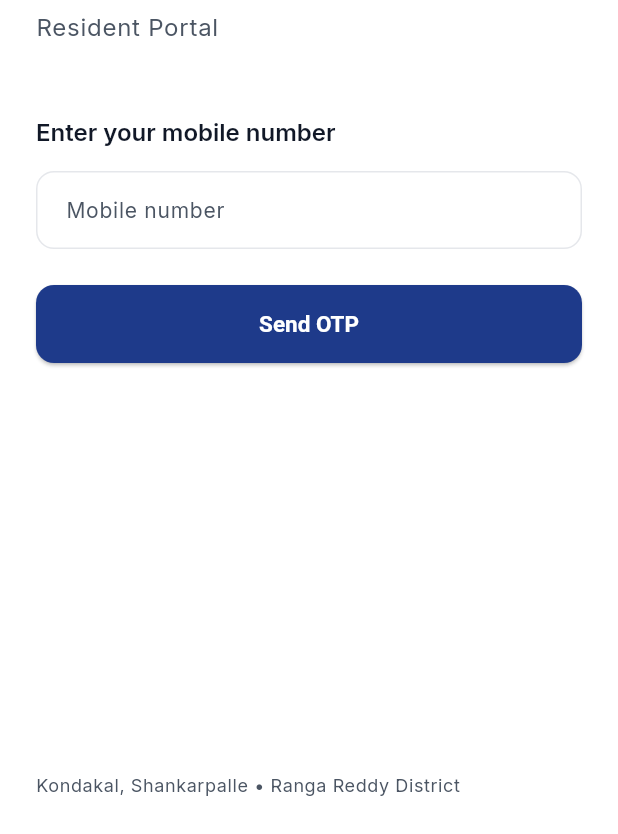
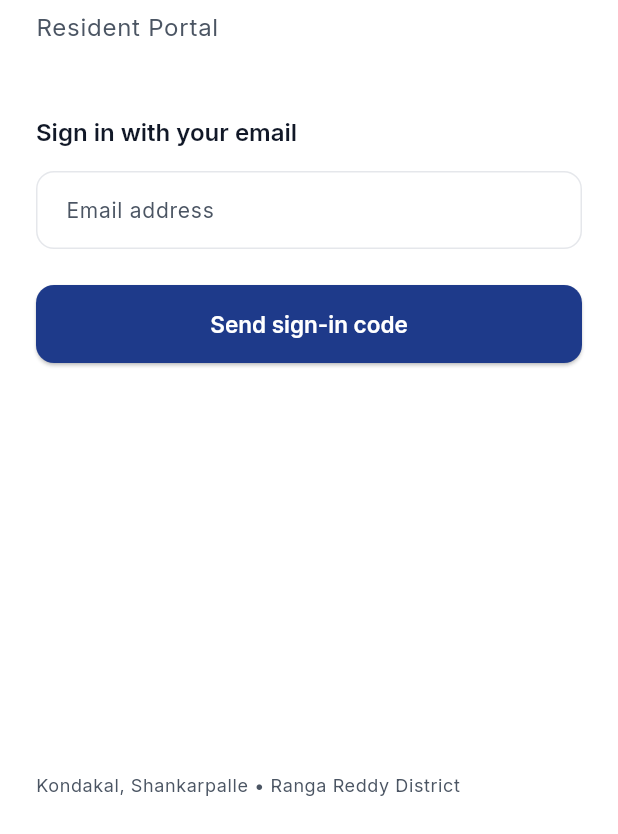
Before and after one commit to utamacs/utamacs-website, a Flutter app: the screen it shows after launch, on a phone screen of 412 x 824 dp, the part 402-1236 px from its top. Run offline on Flutter 3.47's test engine with Material 3 defaults, Android fonts, the phone set to English and light mode, and no system bars; our stand-ins replace flutter_dotenv, flutter_riverpod, go_router, google_fonts, qr_flutter, riverpod_annotation and 2 more; accounts and stored records are empty; generated files the repository leaves out were written again.

Commit message:
fix: switch mobile auth to email OTP and use google_fonts
Phone SMS OTP requires a configured Twilio provider in Supabase; email
OTP works out of the box. Replace signInWithOtp(phone) with
signInWithOtp(email) + verifyOTP(type: OtpType.email) across the auth
stack (repository, notifier, login screen).

Also switch from bundled TTF files (which did not exist in the repo) to
google_fonts for Poppins and Inter, and rebuild the app_theme accordingly.

Co-Authored-By: Claude Sonnet 4.6 <noreply@anthropic.com>

```diff
--- a/mobile/lib/core/theme/app_theme.dart
+++ b/mobile/lib/core/theme/app_theme.dart
@@ -1,18 +1,20 @@
 import 'package:flutter/material.dart';
+import 'package:google_fonts/google_fonts.dart';
 
 // UTAMACS design tokens — mirrors tailwind.config.cjs
-const kPrimary600 = Color(0xFF1E3A8A);
-const kPrimary100 = Color(0xFFDBEAFE);
-const kPrimary50  = Color(0xFFEFF6FF);
-const kSecondary500 = Color(0xFF10B981);
-const kAccent500    = Color(0xFFF59E0B);
-const kTextPrimary  = Color(0xFF111827);
+const kPrimary600    = Color(0xFF1E3A8A);
+const kPrimary100    = Color(0xFFDBEAFE);
+const kPrimary50     = Color(0xFFEFF6FF);
+const kSecondary500  = Color(0xFF10B981);
+const kAccent500     = Color(0xFFF59E0B);
+const kTextPrimary   = Color(0xFF111827);
 const kTextSecondary = Color(0xFF4B5563);
-const kBorderLight  = Color(0xFFE5E7EB);
-const kSectionAlt   = Color(0xFFF8FAFC);
-const kRed600       = Color(0xFFDC2626);
+const kBorderLight   = Color(0xFFE5E7EB);
+const kSectionAlt    = Color(0xFFF8FAFC);
+const kRed600        = Color(0xFFDC2626);
 
-final appTheme = ThemeData(
+ThemeData _buildTheme() {
+  final base = ThemeData(
     useMaterial3: true,
     colorScheme: ColorScheme.fromSeed(
       seedColor: kPrimary600,
@@ -22,26 +24,29 @@ final appTheme = ThemeData(
       error: kRed600,
       surface: Colors.white,
     ),
-  fontFamily: 'Inter',
-  textTheme: const TextTheme(
-    displayLarge: TextStyle(fontFamily: 'Poppins', fontWeight: FontWeight.w700, color: kPrimary600),
-    displayMedium: TextStyle(fontFamily: 'Poppins', fontWeight: FontWeight.w700, color: kPrimary600),
-    headlineLarge: TextStyle(fontFamily: 'Poppins', fontWeight: FontWeight.w700, color: kPrimary600, fontSize: 22),
-    headlineMedium: TextStyle(fontFamily: 'Poppins', fontWeight: FontWeight.w600, color: kTextPrimary, fontSize: 18),
-    titleLarge: TextStyle(fontWeight: FontWeight.w600, color: kTextPrimary, fontSize: 16),
-    titleMedium: TextStyle(fontWeight: FontWeight.w500, color: kTextPrimary, fontSize: 14),
-    bodyLarge: TextStyle(color: kTextPrimary, fontSize: 16),
-    bodyMedium: TextStyle(color: kTextPrimary, fontSize: 14),
-    bodySmall: TextStyle(color: kTextSecondary, fontSize: 12),
-    labelLarge: TextStyle(fontWeight: FontWeight.w600, fontSize: 14),
-  ),
-  appBarTheme: const AppBarTheme(
+  );
+
+  final textTheme = GoogleFonts.interTextTheme(base.textTheme).copyWith(
+    displayLarge:  GoogleFonts.poppins(fontWeight: FontWeight.w700, color: kPrimary600),
+    displayMedium: GoogleFonts.poppins(fontWeight: FontWeight.w700, color: kPrimary600),
+    headlineLarge: GoogleFonts.poppins(fontWeight: FontWeight.w700, color: kPrimary600, fontSize: 22),
+    headlineMedium: GoogleFonts.poppins(fontWeight: FontWeight.w600, color: kTextPrimary, fontSize: 18),
+    titleLarge:  GoogleFonts.inter(fontWeight: FontWeight.w600, color: kTextPrimary, fontSize: 16),
+    titleMedium: GoogleFonts.inter(fontWeight: FontWeight.w500, color: kTextPrimary, fontSize: 14),
+    bodyLarge:   GoogleFonts.inter(color: kTextPrimary, fontSize: 16),
+    bodyMedium:  GoogleFonts.inter(color: kTextPrimary, fontSize: 14),
+    bodySmall:   GoogleFonts.inter(color: kTextSecondary, fontSize: 12),
+    labelLarge:  GoogleFonts.inter(fontWeight: FontWeight.w600, fontSize: 14),
+  );
+
+  return base.copyWith(
+    textTheme: textTheme,
+    appBarTheme: AppBarTheme(
       backgroundColor: kPrimary600,
       foregroundColor: Colors.white,
       elevation: 0,
       centerTitle: false,
-    titleTextStyle: TextStyle(
-      fontFamily: 'Poppins',
+      titleTextStyle: GoogleFonts.poppins(
         fontWeight: FontWeight.w600,
         fontSize: 18,
         color: Colors.white,
@@ -53,7 +58,7 @@ final appTheme = ThemeData(
         foregroundColor: Colors.white,
         minimumSize: const Size(double.infinity, 52),
         shape: RoundedRectangleBorder(borderRadius: BorderRadius.circular(12)),
-      textStyle: const TextStyle(fontWeight: FontWeight.w600, fontSize: 15),
+        textStyle: GoogleFonts.inter(fontWeight: FontWeight.w600, fontSize: 15),
       ),
     ),
     outlinedButtonTheme: OutlinedButtonThemeData(
@@ -62,7 +67,7 @@ final appTheme = ThemeData(
         minimumSize: const Size(double.infinity, 52),
         side: const BorderSide(color: kPrimary600, width: 2),
         shape: RoundedRectangleBorder(borderRadius: BorderRadius.circular(12)),
-      textStyle: const TextStyle(fontWeight: FontWeight.w600, fontSize: 15),
+        textStyle: GoogleFonts.inter(fontWeight: FontWeight.w600, fontSize: 15),
       ),
     ),
     inputDecorationTheme: InputDecorationTheme(
@@ -85,8 +90,8 @@ final appTheme = ThemeData(
         borderRadius: BorderRadius.circular(12),
         borderSide: const BorderSide(color: kRed600),
       ),
-    labelStyle: const TextStyle(color: kTextSecondary, fontSize: 14),
-    hintStyle: const TextStyle(color: kTextSecondary, fontSize: 14),
+      labelStyle: GoogleFonts.inter(color: kTextSecondary, fontSize: 14),
+      hintStyle: GoogleFonts.inter(color: kTextSecondary, fontSize: 14),
     ),
     cardTheme: CardThemeData(
       color: Colors.white,
@@ -104,3 +109,6 @@ final appTheme = ThemeData(
       shape: RoundedRectangleBorder(borderRadius: BorderRadius.circular(12)),
     ),
   );
+}
+
+final appTheme = _buildTheme();
--- a/mobile/lib/features/auth/data/auth_repository.dart
+++ b/mobile/lib/features/auth/data/auth_repository.dart
@@ -11,20 +11,19 @@ AuthRepository authRepository(AuthRepositoryRef ref) => AuthRepository();
 class AuthRepository {
   final _client = Supabase.instance.client;
 
-  Future<void> signInWithOtp(String phone) async {
-    await _client.auth.signInWithOtp(phone: phone);
-  }
-
-  Future<void> verifyOtp(String phone, String token) async {
-    await _client.auth.verifyOTP(
-      phone: phone,
-      token: token,
-      type: OtpType.sms,
+  Future<void> sendEmailOtp(String email) async {
+    await _client.auth.signInWithOtp(
+      email: email,
+      shouldCreateUser: false,
     );
   }
 
-  Future<void> signInWithEmail(String email, String password) async {
-    await _client.auth.signInWithPassword(email: email, password: password);
+  Future<void> verifyEmailOtp(String email, String token) async {
+    await _client.auth.verifyOTP(
+      email: email,
+      token: token,
+      type: OtpType.email,
+    );
   }
 
   Future<void> signOut() async {
--- a/mobile/lib/features/auth/domain/auth_notifier.dart
+++ b/mobile/lib/features/auth/domain/auth_notifier.dart
@@ -61,14 +61,14 @@ class AuthNotifier extends _$AuthNotifier {
     }
   }
 
-  Future<void> sendOtp(String phone) async {
+  Future<void> sendEmailOtp(String email) async {
     final repo = ref.read(authRepositoryProvider);
-    await repo.signInWithOtp(phone);
+    await repo.sendEmailOtp(email);
   }
 
-  Future<void> verifyOtp(String phone, String token) async {
+  Future<void> verifyEmailOtp(String email, String token) async {
     final repo = ref.read(authRepositoryProvider);
-    await repo.verifyOtp(phone, token);
+    await repo.verifyEmailOtp(email, token);
   }
 
   Future<void> signOut() async {
--- a/mobile/lib/features/auth/presentation/screens/login_screen.dart
+++ b/mobile/lib/features/auth/presentation/screens/login_screen.dart
@@ -12,45 +12,42 @@ class LoginScreen extends ConsumerStatefulWidget {
 }
 
 class _LoginScreenState extends ConsumerState<LoginScreen> {
-  final _phoneCtrl = TextEditingController();
+  final _emailCtrl = TextEditingController();
   final _otpCtrl = TextEditingController();
   bool _otpSent = false;
   bool _loading = false;
 
   @override
   void dispose() {
-    _phoneCtrl.dispose();
+    _emailCtrl.dispose();
     _otpCtrl.dispose();
     super.dispose();
   }
 
-  Future<void> _sendOtp() async {
-    final phone = _phoneCtrl.text.trim();
-    if (phone.isEmpty) return;
+  Future<void> _sendCode() async {
+    final email = _emailCtrl.text.trim();
+    if (email.isEmpty || !email.contains('@')) return;
     setState(() => _loading = true);
     try {
-      // Normalise to E.164: assume India +91 if no country code
-      final normalised = phone.startsWith('+') ? phone : '+91$phone';
-      await ref.read(authNotifierProvider.notifier).sendOtp(normalised);
+      await ref.read(authNotifierProvider.notifier).sendEmailOtp(email);
       setState(() => _otpSent = true);
     } catch (e) {
-      _showError('Could not send OTP. Check your phone number.');
+      _showError('Could not send code. Make sure your email is registered on the portal.');
     } finally {
       setState(() => _loading = false);
     }
   }
 
-  Future<void> _verifyOtp() async {
-    final phone = _phoneCtrl.text.trim();
+  Future<void> _verifyCode() async {
+    final email = _emailCtrl.text.trim();
     final token = _otpCtrl.text.trim();
     if (token.length != 6) return;
     setState(() => _loading = true);
     try {
-      final normalised = phone.startsWith('+') ? phone : '+91$phone';
-      await ref.read(authNotifierProvider.notifier).verifyOtp(normalised, token);
+      await ref.read(authNotifierProvider.notifier).verifyEmailOtp(email, token);
       if (mounted) context.go('/');
     } catch (e) {
-      _showError('Invalid or expired OTP. Please try again.');
+      _showError('Invalid or expired code. Please try again.');
     } finally {
       setState(() => _loading = false);
     }
@@ -73,7 +70,6 @@ class _LoginScreenState extends ConsumerState<LoginScreen> {
             crossAxisAlignment: CrossAxisAlignment.start,
             children: [
               const Spacer(),
-              // Logo / branding
               Container(
                 width: 56,
                 height: 56,
@@ -96,21 +92,21 @@ class _LoginScreenState extends ConsumerState<LoginScreen> {
               ),
               const SizedBox(height: 48),
               if (!_otpSent) ...[
-                Text('Enter your mobile number',
+                Text('Sign in with your email',
                     style: Theme.of(context).textTheme.titleLarge),
                 const SizedBox(height: 16),
                 TextFormField(
-                  controller: _phoneCtrl,
-                  keyboardType: TextInputType.phone,
+                  controller: _emailCtrl,
+                  keyboardType: TextInputType.emailAddress,
+                  autocorrect: false,
                   decoration: const InputDecoration(
-                    prefixText: '+91  ',
-                    hintText: '98765 43210',
-                    labelText: 'Mobile number',
+                    hintText: 'you@example.com',
+                    labelText: 'Email address',
                   ),
                 ),
                 const SizedBox(height: 24),
                 ElevatedButton(
-                  onPressed: _loading ? null : _sendOtp,
+                  onPressed: _loading ? null : _sendCode,
                   child: _loading
                       ? const SizedBox(
                           height: 20,
@@ -118,12 +114,12 @@ class _LoginScreenState extends ConsumerState<LoginScreen> {
                           child: CircularProgressIndicator(
                               color: Colors.white, strokeWidth: 2),
                         )
-                      : const Text('Send OTP'),
+                      : const Text('Send sign-in code'),
                 ),
               ] else ...[
-                Text('Enter the 6-digit OTP',
+                Text('Enter the 6-digit code',
                     style: Theme.of(context).textTheme.titleLarge),
-                Text('Sent to +91 ${_phoneCtrl.text}',
+                Text('Sent to ${_emailCtrl.text}',
                     style: Theme.of(context)
                         .textTheme
                         .bodySmall
@@ -135,13 +131,13 @@ class _LoginScreenState extends ConsumerState<LoginScreen> {
                   maxLength: 6,
                   decoration: const InputDecoration(
                     hintText: '• • • • • •',
-                    labelText: 'OTP',
+                    labelText: 'Sign-in code',
                     counterText: '',
                   ),
                 ),
                 const SizedBox(height: 24),
                 ElevatedButton(
-                  onPressed: _loading ? null : _verifyOtp,
+                  onPressed: _loading ? null : _verifyCode,
                   child: _loading
                       ? const SizedBox(
                           height: 20,
@@ -149,7 +145,7 @@ class _LoginScreenState extends ConsumerState<LoginScreen> {
                           child: CircularProgressIndicator(
                               color: Colors.white, strokeWidth: 2),
                         )
-                      : const Text('Verify & Sign In'),
+                      : const Text('Sign in'),
                 ),
                 const SizedBox(height: 12),
                 TextButton(
@@ -159,7 +155,7 @@ class _LoginScreenState extends ConsumerState<LoginScreen> {
                             _otpSent = false;
                             _otpCtrl.clear();
                           }),
-                  child: const Text('Change number'),
+                  child: const Text('Change email'),
                 ),
               ],
               const Spacer(flex: 2),
```
Also changed, not shown: mobile/pubspec.yaml (+3 -16 lines), mobile/lib/features/auth/domain/auth_notifier.g.dart, mobile/pubspec.lock. Lines whose indentation alone changed are shown as unchanged.
